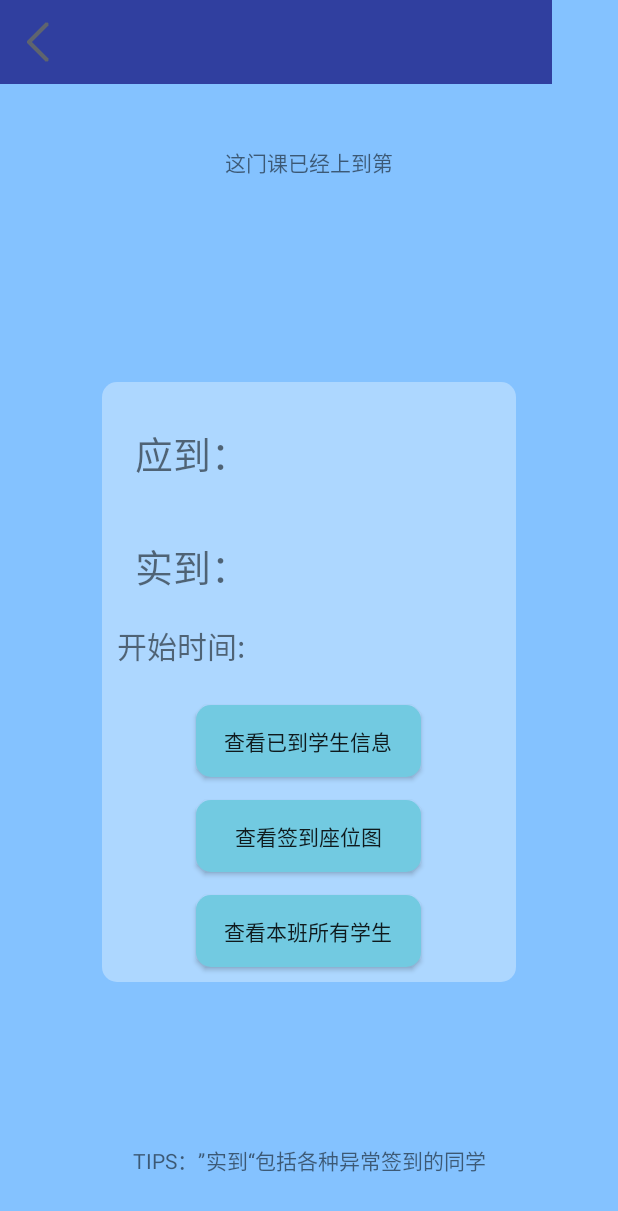
After one commit to spencercjh/iClass, an Android app: the history_subjectinfo_teacherActivity screen opened directly, with no data from a screen before it, on a phone screen of 412 x 824 dp. The commit adds this screen. Shown: the top 1211 px of the screen. Run offline under Robolectric (Android 15) with nearby library versions, the phone set to English and light mode, and no system bars; 1 statement that could not run was skipped.

Commit message:
historytime是choosetimeactivity里面listview的适配器 historyfragment老师/学生点列表的一门课进入choosetimeactivity选时间然后进入课程详情教师的课程详情与先前checkcondition基本一致

```diff
--- a/app/src/main/AndroidManifest.xml
+++ b/app/src/main/AndroidManifest.xml
@@ -33,6 +33,8 @@
         <activity android:name=".TeacherCheckActivity.Teacher_Seat.Seat2Activity_Teacher" />
         <activity android:name=".TeacherCheckActivity.Teacher_Seat.Seat3Activity_Teacher" />
         <activity android:name=".TeacherCheckActivity.CheckAllStudentActivity" />
+        <activity android:name=".history_subjectinfo_teacherActivity" />
+        <activity android:name=".history_subjectinfo_studentActivity"></activity>
     </application>
 
 </manifest>
--- /dev/null
+++ b/app/src/main/java/com/example/hp/iclass/history_subjectinfo_teacherActivity.java
@@ -0,0 +1,13 @@
+package com.example.hp.iclass;
+
+import android.support.v7.app.AppCompatActivity;
+import android.os.Bundle;
+
+public class history_subjectinfo_teacherActivity extends AppCompatActivity {
+
+    @Override
+    protected void onCreate(Bundle savedInstanceState) {
+        super.onCreate(savedInstanceState);
+        setContentView(R.layout.activity_history_subjectinfo_teacher);
+    }
+}
--- /dev/null
+++ b/app/src/main/res/layout/activity_history_subjectinfo_teacher.xml
@@ -0,0 +1,170 @@
+<?xml version="1.0" encoding="utf-8"?>
+<android.support.constraint.ConstraintLayout xmlns:android="http://schemas.android.com/apk/res/android"
+    xmlns:app="http://schemas.android.com/apk/res-auto"
+    xmlns:tools="http://schemas.android.com/tools"
+    android:layout_width="match_parent"
+    android:layout_height="match_parent"
+    android:background="@color/colorlogin"
+    tools:context=".TeacherCheckActivity.CheckConditionActivity">
+
+    <TextView
+        android:id="@+id/text_subject_th"
+        android:layout_width="wrap_content"
+        android:layout_height="wrap_content"
+        android:text="@string/这门课已经上到第"
+        app:layout_constraintBottom_toBottomOf="parent"
+        app:layout_constraintLeft_toLeftOf="parent"
+        app:layout_constraintRight_toRightOf="parent"
+        app:layout_constraintTop_toTopOf="parent"
+        app:layout_constraintVertical_bias="0.121" />
+
+    <LinearLayout
+        android:id="@+id/loginPanel"
+        android:layout_width="276dp"
+        android:layout_height="400dp"
+        android:layout_centerHorizontal="true"
+        android:layout_marginBottom="8dp"
+        android:layout_marginEnd="8dp"
+        android:layout_marginLeft="8dp"
+        android:layout_marginRight="8dp"
+
+        android:layout_marginStart="8dp"
+        android:layout_marginTop="8dp"
+        android:background="@drawable/background_login_div"
+        android:gravity="center"
+        android:orientation="vertical"
+        android:weightSum="1"
+        app:layout_constraintBottom_toBottomOf="parent"
+        app:layout_constraintLeft_toLeftOf="parent"
+        app:layout_constraintRight_toRightOf="parent"
+        app:layout_constraintTop_toTopOf="parent"
+        app:layout_constraintVertical_bias="0.605">
+
+        <LinearLayout
+            android:layout_width="250sp"
+            android:layout_height="75sp"
+            android:orientation="horizontal"
+            android:weightSum="1">
+
+            <TextView
+                android:id="@+id/textView1"
+                android:layout_width="95sp"
+                android:layout_height="75sp"
+                android:layout_gravity="center_horizontal"
+                android:layout_marginTop="15dp"
+
+                android:gravity="center"
+                android:text="@string/应到"
+                android:textSize="25sp" />
+
+            <TextView
+                android:id="@+id/text_should"
+                android:layout_width="145dp"
+                android:layout_height="75dp"
+                android:gravity="center"
+                android:textSize="30sp" />
+
+        </LinearLayout>
+
+        <LinearLayout
+            android:layout_width="250sp"
+            android:layout_height="75sp"
+            android:orientation="horizontal"
+            android:weightSum="1">
+
+            <TextView
+                android:id="@+id/textView3"
+                android:layout_width="95sp"
+                android:layout_height="75sp"
+                android:layout_gravity="center_horizontal"
+                android:layout_marginTop="15dp"
+                android:layout_weight="0.01"
+                android:gravity="center"
+                android:text="@string/实到"
+                android:textSize="25sp" />
+
+            <TextView
+                android:id="@+id/text_present"
+                android:layout_width="145dp"
+                android:layout_height="75dp"
+                android:gravity="center"
+                android:textSize="30sp" />
+        </LinearLayout>
+
+        <LinearLayout
+            android:layout_width="255dp"
+            android:layout_height="39dp"
+            android:orientation="horizontal">
+
+            <TextView
+                android:layout_width="wrap_content"
+                android:layout_height="wrap_content"
+                android:layout_weight="0.00"
+                android:text="开始时间: "
+                android:textSize="20sp" />
+
+            <TextView
+                android:id="@+id/tv_starttime"
+                android:layout_width="match_parent"
+                android:layout_height="wrap_content"
+                android:textSize="18sp" />
+        </LinearLayout>
+
+        <Button
+            android:id="@+id/button_student_info"
+            android:layout_width="150sp"
+            android:layout_height="wrap_content"
+            android:layout_gravity="center_horizontal"
+            android:layout_marginTop="15sp"
+            android:background="@drawable/background_button_div"
+            android:text="@string/查看已到学生信息" />
+
+        <Button
+            android:id="@+id/button_seat"
+            android:layout_width="150sp"
+            android:layout_height="wrap_content"
+            android:layout_gravity="center_horizontal"
+            android:layout_marginTop="15sp"
+            android:background="@drawable/background_button_div"
+            android:text="@string/查看签到座位表" />
+
+        <Button
+            android:id="@+id/allstudent"
+            android:layout_width="150sp"
+            android:layout_height="wrap_content"
+            android:layout_gravity="center_horizontal"
+            android:background="@drawable/background_button_div"
+            android:text="@string/查看本班所有学生"
+            android:layout_marginTop="15sp"
+            tools:layout_editor_absoluteX="105dp"
+            tools:layout_editor_absoluteY="417dp" />
+
+    </LinearLayout>
+
+    <android.support.v7.widget.Toolbar
+        android:id="@+id/toolbar"
+        android:layout_width="368dp"
+        android:layout_height="wrap_content"
+        android:layout_marginBottom="8dp"
+        android:background="@color/blue_light"
+        app:layout_constraintBottom_toBottomOf="parent"
+        app:layout_constraintHorizontal_bias="0.0"
+        app:layout_constraintLeft_toLeftOf="parent"
+        app:layout_constraintRight_toRightOf="parent"
+        app:layout_constraintTop_toTopOf="parent"
+        app:layout_constraintVertical_bias="0.0"
+        app:navigationIcon="@drawable/ic_back" />
+
+    <TextView
+        android:id="@+id/textView6"
+        android:layout_width="wrap_content"
+        android:layout_height="wrap_content"
+        android:text="@string/tips包括各种异常签到的同学"
+        app:layout_constraintBottom_toBottomOf="parent"
+        app:layout_constraintLeft_toLeftOf="parent"
+        app:layout_constraintRight_toRightOf="parent"
+        app:layout_constraintTop_toTopOf="parent"
+        app:layout_constraintVertical_bias="0.95" />
+
+    <!--android:text="查看签到座位表" />-->
+</android.support.constraint.ConstraintLayout>
```
Also changed, not shown: app/src/main/java/com/example/hp/iclass/TeacherCheckActivity/CheckAllStudentActivity.java (+24 -0 lines), app/src/main/java/com/example/hp/iclass/history_subjectinfo_studentActivity.java (added, +13 -0 lines), app/src/main/res/layout/activity_history_subjectinfo_student.xml (added, +142 -0 lines).
